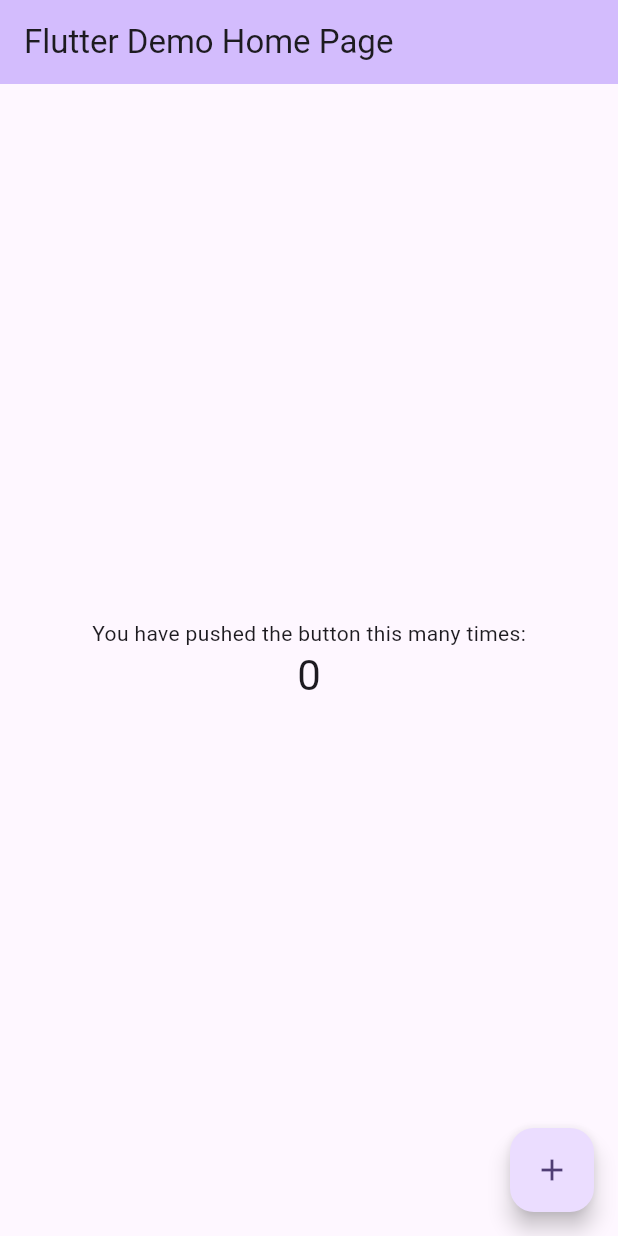
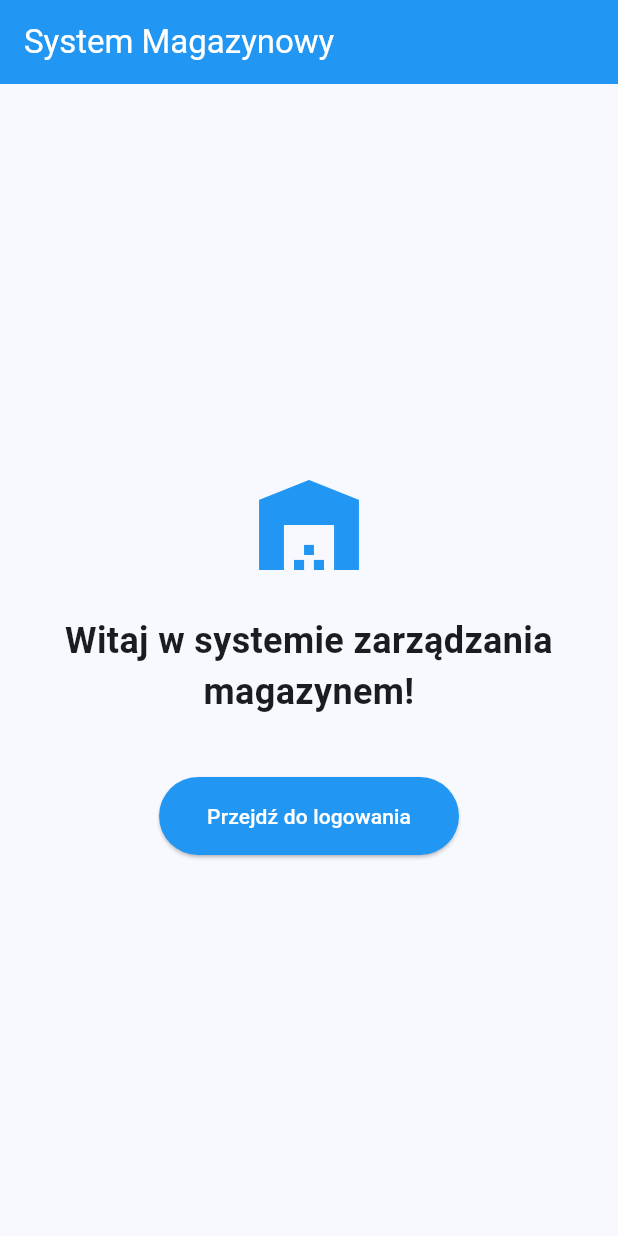
Before and after one commit to ptrkf/warehouse-management-frontend, a Flutter app: the screen it shows after launch, on a phone screen of 412 x 824 dp. Run offline on Flutter 3.47's test engine with Material 3 defaults, Android fonts, the light colour scheme and no system bars.

Commit message:
Complete authentication system: login and registration forms with navigation

```diff
--- a/lib/main.dart
+++ b/lib/main.dart
@@ -1,122 +1,67 @@
 import 'package:flutter/material.dart';
+import 'login_page.dart';
 
 void main() {
-  runApp(const MyApp());
+  runApp(const WarehouseManagementApp());
 }
 
-class MyApp extends StatelessWidget {
-  const MyApp({super.key});
+class WarehouseManagementApp extends StatelessWidget {
+  const WarehouseManagementApp({super.key});
 
-  // This widget is the root of your application.
   @override
   Widget build(BuildContext context) {
     return MaterialApp(
-      title: 'Flutter Demo',
+      title: 'System Zarządzania Magazynem',
       theme: ThemeData(
-        // This is the theme of your application.
-        //
-        // TRY THIS: Try running your application with "flutter run". You'll see
-        // the application has a purple toolbar. Then, without quitting the app,
-        // try changing the seedColor in the colorScheme below to Colors.green
-        // and then invoke "hot reload" (save your changes or press the "hot
-        // reload" button in a Flutter-supported IDE, or press "r" if you used
-        // the command line to start the app).
-        //
-        // Notice that the counter didn't reset back to zero; the application
-        // state is not lost during the reload. To reset the state, use hot
-        // restart instead.
-        //
-        // This works for code too, not just values: Most code changes can be
-        // tested with just a hot reload.
-        colorScheme: ColorScheme.fromSeed(seedColor: Colors.deepPurple),
+        useMaterial3: true,
+        colorScheme: ColorScheme.fromSeed(seedColor: Colors.blue),
       ),
-      home: const MyHomePage(title: 'Flutter Demo Home Page'),
+      home: const HomePage(),
+      debugShowCheckedModeBanner: false,
     );
   }
 }
 
-class MyHomePage extends StatefulWidget {
-  const MyHomePage({super.key, required this.title});
-
-  // This widget is the home page of your application. It is stateful, meaning
-  // that it has a State object (defined below) that contains fields that affect
-  // how it looks.
-
-  // This class is the configuration for the state. It holds the values (in this
-  // case the title) provided by the parent (in this case the App widget) and
-  // used by the build method of the State. Fields in a Widget subclass are
-  // always marked "final".
-
-  final String title;
-
-  @override
-  State<MyHomePage> createState() => _MyHomePageState();
-}
-
-class _MyHomePageState extends State<MyHomePage> {
-  int _counter = 0;
-
-  void _incrementCounter() {
-    setState(() {
-      // This call to setState tells the Flutter framework that something has
-      // changed in this State, which causes it to rerun the build method below
-      // so that the display can reflect the updated values. If we changed
-      // _counter without calling setState(), then the build method would not be
-      // called again, and so nothing would appear to happen.
-      _counter++;
-    });
-  }
+class HomePage extends StatelessWidget {
+  const HomePage({super.key});
 
   @override
   Widget build(BuildContext context) {
-    // This method is rerun every time setState is called, for instance as done
-    // by the _incrementCounter method above.
-    //
-    // The Flutter framework has been optimized to make rerunning build methods
-    // fast, so that you can just rebuild anything that needs updating rather
-    // than having to individually change instances of widgets.
     return Scaffold(
       appBar: AppBar(
-        // TRY THIS: Try changing the color here to a specific color (to
-        // Colors.amber, perhaps?) and trigger a hot reload to see the AppBar
-        // change color while the other colors stay the same.
-        backgroundColor: Theme.of(context).colorScheme.inversePrimary,
-        // Here we take the value from the MyHomePage object that was created by
-        // the App.build method, and use it to set our appbar title.
-        title: Text(widget.title),
+        title: const Text('System Magazynowy'),
+        backgroundColor: Colors.blue,
+        foregroundColor: Colors.white,
       ),
       body: Center(
-        // Center is a layout widget. It takes a single child and positions it
-        // in the middle of the parent.
         child: Column(
-          // Column is also a layout widget. It takes a list of children and
-          // arranges them vertically. By default, it sizes itself to fit its
-          // children horizontally, and tries to be as tall as its parent.
-          //
-          // Column has various properties to control how it sizes itself and
-          // how it positions its children. Here we use mainAxisAlignment to
-          // center the children vertically; the main axis here is the vertical
-          // axis because Columns are vertical (the cross axis would be
-          // horizontal).
-          //
-          // TRY THIS: Invoke "debug painting" (choose the "Toggle Debug Paint"
-          // action in the IDE, or press "p" in the console), to see the
-          // wireframe for each widget.
           mainAxisAlignment: MainAxisAlignment.center,
-          children: <Widget>[
-            const Text('You have pushed the button this many times:'),
-            Text(
-              '$_counter',
-              style: Theme.of(context).textTheme.headlineMedium,
+          children: [
+            const Icon(Icons.warehouse, size: 80, color: Colors.blue),
+            const SizedBox(height: 20),
+            const Text(
+              'Witaj w systemie zarządzania magazynem!',
+              style: TextStyle(fontSize: 24, fontWeight: FontWeight.bold),
+              textAlign: TextAlign.center,
+            ),
+            const SizedBox(height: 40),
+            ElevatedButton(
+              onPressed: () {
+                Navigator.push(
+                  context,
+                  MaterialPageRoute(builder: (context) => const LoginPage()),
+                );
+              },
+              style: ElevatedButton.styleFrom(
+                backgroundColor: Colors.blue,
+                foregroundColor: Colors.white,
+                padding: const EdgeInsets.symmetric(horizontal: 32, vertical: 16),
+              ),
+              child: const Text('Przejdź do logowania'),
             ),
           ],
         ),
       ),
-      floatingActionButton: FloatingActionButton(
-        onPressed: _incrementCounter,
-        tooltip: 'Increment',
-        child: const Icon(Icons.add),
-      ), // This trailing comma makes auto-formatting nicer for build methods.
     );
   }
 }
```
Also changed, not shown: lib/core/theme/app_theme.dart (added, +38 -0 lines), lib/login_page.dart (added, +82 -0 lines), lib/register_page.dart (added, +168 -0 lines).
